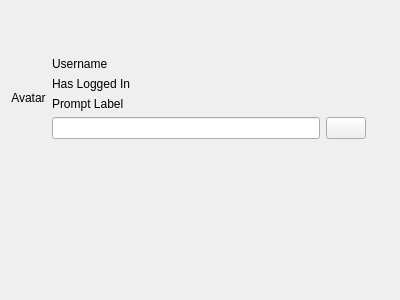
ukui/ukui-screensaver, file mainwindow.ui: the form before one commit.
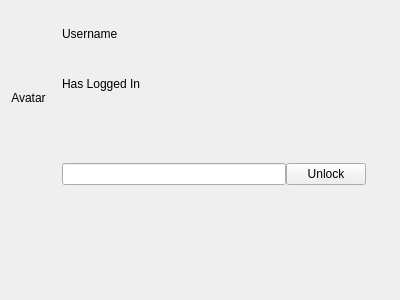
The form after the commit.

Commit message: [UI] Set style for labels and button

What changed in the file:
```diff
--- a/mainwindow.ui
+++ b/mainwindow.ui
@@ -26,19 +26,9 @@
     <layout class="QHBoxLayout" name="hLayoutLockScreen">
      <item>
       <layout class="QVBoxLayout" name="vLayoutLeft">
-       <item>
-        <spacer name="verticalSpacer_3">
-         <property name="orientation">
-          <enum>Qt::Vertical</enum>
-         </property>
-         <property name="sizeHint" stdset="0">
-          <size>
-           <width>20</width>
-           <height>40</height>
-          </size>
-         </property>
-        </spacer>
-       </item>
+       <property name="rightMargin">
+        <number>10</number>
+       </property>
        <item>
         <widget class="QLabel" name="lblAvatar">
          <property name="text">
@@ -49,36 +39,10 @@
          </property>
         </widget>
        </item>
-       <item>
-        <spacer name="verticalSpacer_4">
-         <property name="orientation">
-          <enum>Qt::Vertical</enum>
-         </property>
-         <property name="sizeHint" stdset="0">
-          <size>
-           <width>20</width>
-           <height>40</height>
-          </size>
-         </property>
-        </spacer>
-       </item>
       </layout>
      </item>
      <item>
       <layout class="QVBoxLayout" name="vLayoutRight">
-       <item>
-        <spacer name="verticalSpacer">
-         <property name="orientation">
-          <enum>Qt::Vertical</enum>
-         </property>
-         <property name="sizeHint" stdset="0">
-          <size>
-           <width>20</width>
-           <height>40</height>
-          </size>
-         </property>
-        </spacer>
-       </item>
        <item>
         <widget class="QLabel" name="lblUsername">
          <property name="text">
@@ -96,38 +60,27 @@
        <item>
         <widget class="QLabel" name="lblPrompt">
          <property name="text">
-          <string>Prompt Label</string>
+          <string/>
          </property>
         </widget>
        </item>
        <item>
         <layout class="QHBoxLayout" name="hLayoutPWD">
+         <property name="spacing">
+          <number>0</number>
+         </property>
          <item>
           <widget class="QLineEdit" name="lineEditPassword"/>
          </item>
          <item>
           <widget class="QPushButton" name="btnUnlock">
            <property name="text">
-            <string>Prompt Label</string>
             <string>Unlock</string>
            </property>
           </widget>
          </item>
         </layout>
        </item>
-       <item>
-        <spacer name="verticalSpacer_2">
-         <property name="orientation">
-          <enum>Qt::Vertical</enum>
-         </property>
-         <property name="sizeHint" stdset="0">
-          <size>
-           <width>20</width>
-           <height>40</height>
-          </size>
-         </property>
-        </spacer>
-       </item>
       </layout>
      </item>
     </layout>
```
The commit also changes 1 other file.
